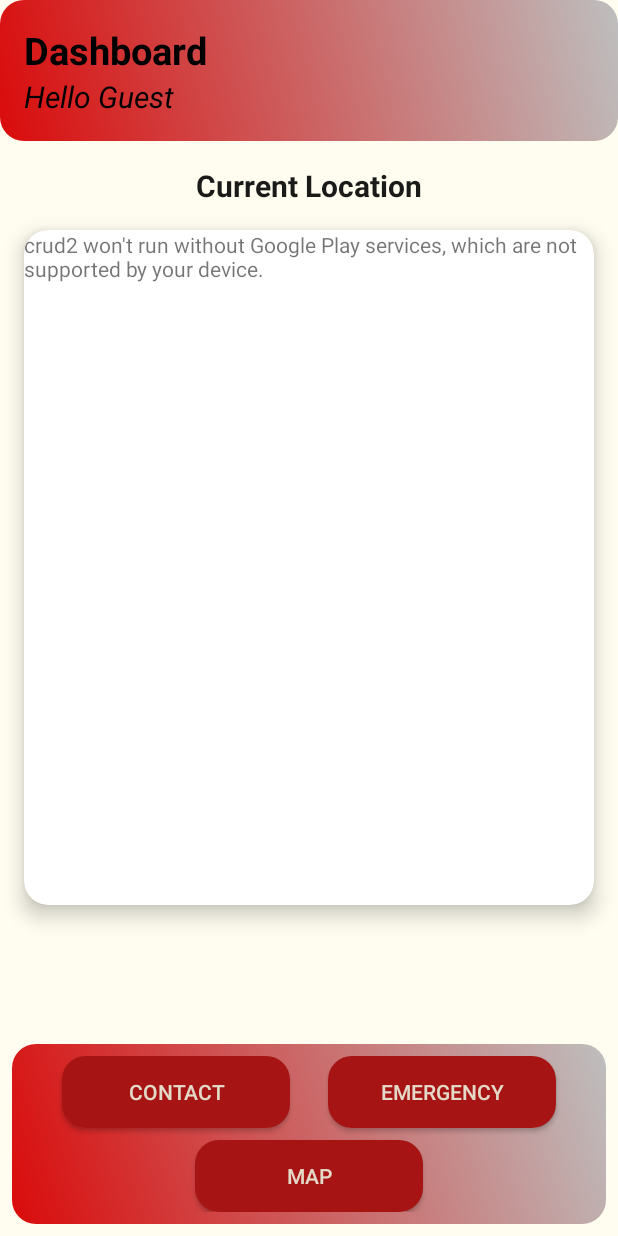
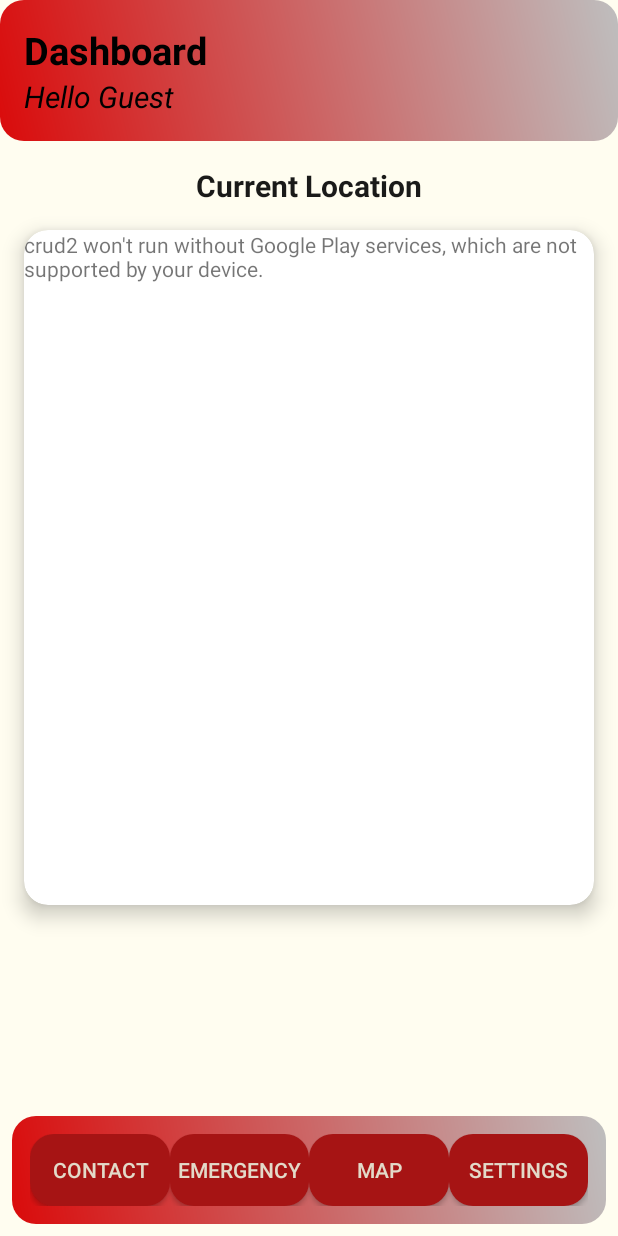
Before and after one commit to donfueg/cc17-3f-negaya, an Android app: the Dashboard screen opened directly, with no data from a screen before it, on a phone screen of 412 x 824 dp. Run offline under Robolectric (Android 15) with nearby library versions, the phone set to English and light mode, and no system bars; our stand-ins replace Firebase (no records; nobody signed in at launch, a user with empty details on screens opened directly); Roboto replaces fonts that are not available here.

Commit message:
place holder

```diff
--- a/app/src/main/res/layout/activity_dashboard.xml
+++ b/app/src/main/res/layout/activity_dashboard.xml
@@ -80,23 +80,26 @@
         android:layout_height="wrap_content"
         android:layout_margin="8dp"
         android:background="@drawable/rounded_gradient_header"
-        android:padding="8dp"
+        android:padding="12dp"
         app:layout_constraintBottom_toBottomOf="parent"
         app:layout_constraintStart_toStartOf="parent"
-        app:layout_constraintEnd_toEndOf="parent">
+        app:layout_constraintEnd_toEndOf="parent"
+        android:orientation="horizontal">
 
+        <!-- Contact Button -->
         <Button
             android:id="@+id/contact"
             android:layout_width="0dp"
             android:layout_height="wrap_content"
             android:text="Contact"
+            android:textColor="#E3DAC9"
             android:background="@drawable/rounded_button"
-            android:textColor="#E3DAC9"
-            app:layout_constraintWidth_percent="0.4"
+            app:layout_constraintWidth_percent="0.25"
             app:layout_constraintStart_toStartOf="parent"
             app:layout_constraintTop_toTopOf="parent"
-            app:layout_constraintEnd_toStartOf="@id/emergency" />
+            app:layout_constraintBottom_toBottomOf="parent" />
 
+        <!-- Emergency Button -->
         <Button
             android:id="@+id/emergency"
             android:layout_width="0dp"
@@ -104,23 +107,36 @@
             android:text="Emergency"
             android:textColor="#E3DAC9"
             android:background="@drawable/rounded_button"
-            app:layout_constraintWidth_percent="0.4"
+            app:layout_constraintWidth_percent="0.25"
             app:layout_constraintStart_toEndOf="@id/contact"
-            app:layout_constraintEnd_toEndOf="parent"
-            app:layout_constraintTop_toTopOf="parent" />
+            app:layout_constraintTop_toTopOf="parent"
+            app:layout_constraintBottom_toBottomOf="parent" />
 
+        <!-- Map Button -->
         <Button
             android:id="@+id/button7"
             android:layout_width="0dp"
             android:layout_height="wrap_content"
             android:text="Map"
             android:textColor="#E3DAC9"
-            android:layout_marginTop="8dp"
             android:background="@drawable/rounded_button"
-            app:layout_constraintWidth_percent="0.4"
-            app:layout_constraintTop_toBottomOf="@id/emergency"
-            app:layout_constraintStart_toStartOf="parent"
-            app:layout_constraintEnd_toEndOf="parent" />
+            app:layout_constraintWidth_percent="0.25"
+            app:layout_constraintStart_toEndOf="@id/emergency"
+            app:layout_constraintTop_toTopOf="parent"
+            app:layout_constraintBottom_toBottomOf="parent" />
+
+        <!-- Settings / Log Out Button -->
+        <Button
+            android:id="@+id/settings"
+            android:layout_width="0dp"
+            android:layout_height="wrap_content"
+            android:text="Settings"
+            android:textColor="#E3DAC9"
+            android:background="@drawable/rounded_button"
+            app:layout_constraintWidth_percent="0.25"
+            app:layout_constraintStart_toEndOf="@id/button7"
+            app:layout_constraintTop_toTopOf="parent"
+            app:layout_constraintBottom_toBottomOf="parent" />
     </androidx.constraintlayout.widget.ConstraintLayout>
 
 </androidx.constraintlayout.widget.ConstraintLayout>
--- a/app/src/main/res/layout/activity_settings.xml
+++ b/app/src/main/res/layout/activity_settings.xml
@@ -1,4 +1,3 @@
-<?xml version="1.0" encoding="utf-8"?>
 <ScrollView xmlns:android="http://schemas.android.com/apk/res/android"
     android:layout_width="match_parent"
     android:layout_height="match_parent"
```
Also changed, not shown: app/src/main/AndroidManifest.xml (+8 -6 lines), app/src/main/java/com/example/crud2/Dashboard.kt (+10 -7 lines), app/src/main/java/com/example/crud2/SettingsActivity.kt (+44 -7 lines), app/src/main/res/values/colors.xml (+8 -0 lines), app/src/main/res/values/styles.xml (+6 -4 lines).
